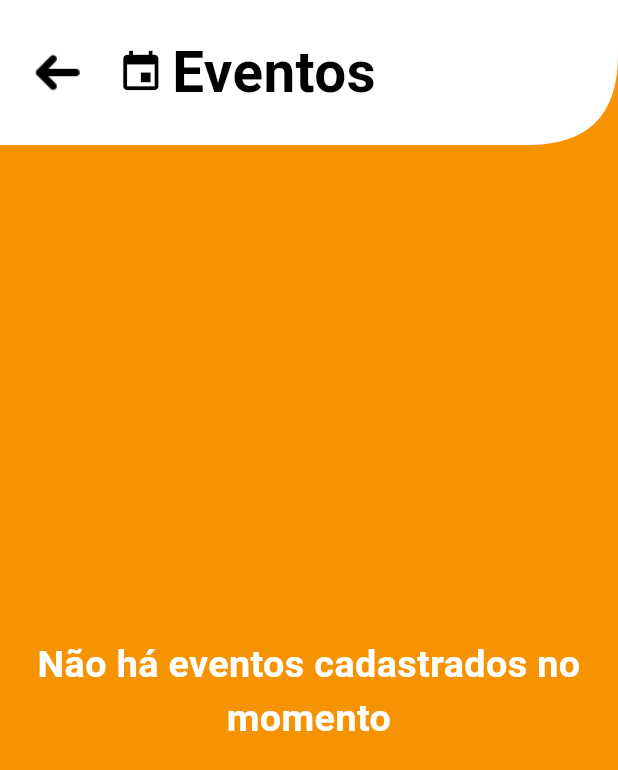
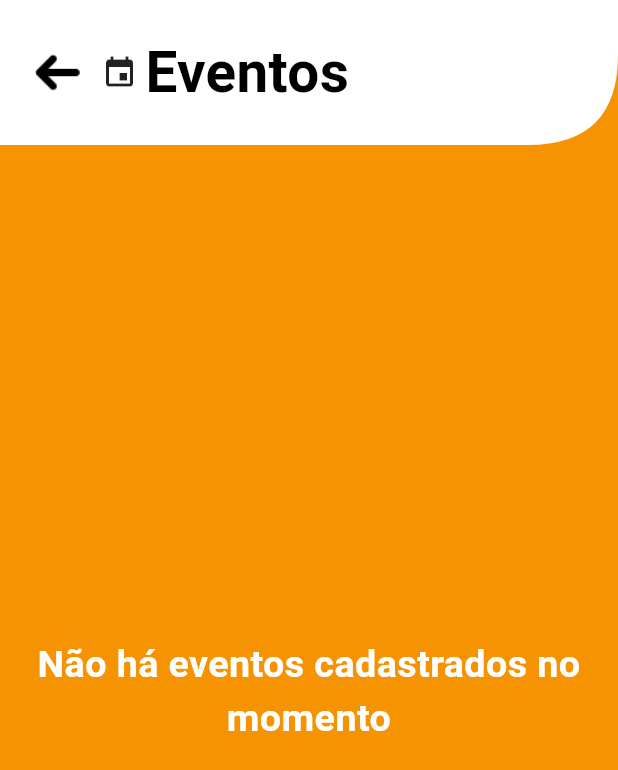
Before and after one commit to LABES-UFPA/boi-marronzinho, a Flutter app: the EventosView screen opened by its route, on a phone screen of 412 x 824 dp. Shown: the top 770 px of the screen. Run offline on Flutter 3.47's test engine with Material 3 defaults, Android fonts, the phone set to English and light mode, and no system bars; drawn by our look-alikes of auto_size_text; our stand-ins replace dio, flutter_native_splash, flutter_screenutil, get, get_storage, image_picker and 2 more; missing offline and left inert: dart_jsonwebtoken, qr_code_scanner; accounts and stored records are empty; network calls fail; key blocks and very long unbroken strings in the code were emptied for the run.

Commit message:
fix/feat: retira localização do card de eventos; google maps abre link do evento;

```diff
--- a/lib/app/modules/componentes/BoiAppBar.dart
+++ b/lib/app/modules/componentes/BoiAppBar.dart
@@ -46,8 +46,9 @@ class BoiAppBar extends StatelessWidget implements PreferredSizeWidget {
                       Get.back();
                     },
                   ),
-                  Icon(
-                    icon,
+                  Visibility(
+                    visible: icon != null,
+                    child: Icon(icon),
                   ),
                   Expanded(
                     child: Row(
--- a/lib/app/modules/home_page/eventos/eventos_controller.dart
+++ b/lib/app/modules/home_page/eventos/eventos_controller.dart
@@ -1,6 +1,7 @@
 import 'package:boi_marronzinho/app/data/controllers/base_controller.dart';
 import 'package:boi_marronzinho/app/data/models/evento/evento.dart';
 import 'package:boi_marronzinho/app/data/repositories/evento/evento_repository.dart';
+import 'package:boi_marronzinho/app/data/util/url.dart';
 import 'package:get/get.dart';
 
 class EventosController extends BaseController {
@@ -33,8 +34,7 @@ class EventosController extends BaseController {
     update();
   }
 
-  // TODO: Precisa abrir o Google Maps aqui
-  onVerLocationPressed() {
-    print("Abre o Google Maps");
+  onVerLocationPressed(Evento evento) {
+    OpenUrl.openGoogleMaps(evento.linkEndereco);
   }
 }
--- a/lib/app/modules/home_page/eventos/eventos_view.dart
+++ b/lib/app/modules/home_page/eventos/eventos_view.dart
@@ -1,4 +1,5 @@
 import 'package:boi_marronzinho/app/data/models/evento/evento.dart';
+import 'package:boi_marronzinho/app/modules/componentes/BoiAppBar.dart';
 import 'package:boi_marronzinho/app/modules/home_page/eventos/eventos_controller.dart';
 import 'package:flutter/material.dart';
 import 'package:get/get.dart';
@@ -16,9 +17,10 @@ class EventosView extends GetView<EventosController> {
   Widget build(BuildContext context) {
     return SafeArea(
         child: Scaffold(
+          appBar: const BoiAppBar(texto: 'Eventos', icon: Icons.event),
           backgroundColor: bgColor,
           body: Obx(() {
-            if (controller.isLoading == true) {
+            if (controller.isLoading.isTrue) {
               return const Center(
                 child: CircularProgressIndicator()
               );
@@ -26,7 +28,7 @@ class EventosView extends GetView<EventosController> {
             if (controller.eventos.isEmpty) {
               return Column(
                 children: [
-                  _buildAppBar(texto: 'Eventos'),
+                  // _buildAppBar(texto: 'Eventos'),
                   Expanded(
                     child: Center(
                       child: Text(
@@ -45,7 +47,7 @@ class EventosView extends GetView<EventosController> {
             }
             return Column(
               children: [
-                _buildAppBar(texto: 'Eventos'),
+                // _buildAppBar(texto: 'Eventos'),
                 Expanded(
                   child: ListView.builder(
                     itemCount: controller.eventos.length,
@@ -102,10 +104,6 @@ class EventosView extends GetView<EventosController> {
                               style: DefaultTextStyle.of(context).style,
                               children: <TextSpan>[
                             const TextSpan(
-                                text: "Localização: ",
-                                style: TextStyle(fontWeight: FontWeight.bold)),
-                            TextSpan(text: "${evento.linkEndereco}\n"),
-                            const TextSpan(
                                 text: "Data: ",
                                 style: TextStyle(fontWeight: FontWeight.bold)),
                             TextSpan(text: " ${ DateFormat('dd/MM/yyyy - HH:mm').format(evento.dataEvento)}hrs\n"),
@@ -120,7 +118,7 @@ class EventosView extends GetView<EventosController> {
             Expanded(
               child: InkWell(
                   // TODO: Abrir Mapa e retirar o print
-                  onTap: () => controller.onVerLocationPressed(),
+                  onTap: () => controller.onVerLocationPressed(evento),
                   child: Container(
                     decoration: BoxDecoration(
                         border: Border(top: BorderSide(width: 1.w))),
@@ -144,11 +142,11 @@ class EventosView extends GetView<EventosController> {
   Widget _buildDetalhesEvento(Evento evento) {
     return SafeArea(
       child: Scaffold(
+        appBar: BoiAppBar(texto: evento.nome, icon: null,),
           backgroundColor: const Color(0xFFBA400A),
           // Column, Padding, Column
           body: Column(
             children: [
-              _buildAppBar(texto: evento.nome),
               // Imagem
               Padding(
                   padding: const EdgeInsets.all(10),
@@ -180,60 +178,4 @@ class EventosView extends GetView<EventosController> {
     );
   }
 
-  Widget _buildAppBar({required String texto}) {
-    return Stack(
-      children: [
-        ClipPath(
-          clipper: AppBarClipper(),
-          child: Container(
-            height: 100.h,
-            decoration: const BoxDecoration(
-              color: Color(0xFFFFFFFF),
-            ),
-            child: Padding(
-              padding: const EdgeInsets.all(10).h,
-              child: Row(
-                children: [
-                  IconButton(
-                    icon: Image.asset(
-                      'assets/images/icons/mingcute_arrow-up-fill.png',
-                      height: 40.h,
-                      width: 40.w,
-                    ),
-                    onPressed: () {
-                      Get.back();
-                    },
-                  ),
-                  Expanded(
-                    child: Row(
-                      mainAxisAlignment: MainAxisAlignment.start,
-                      children: [
-                        SizedBox(width: 10.w),
-                        Icon(
-                          Icons.event,
-                          color: Colors.black,
-                          size: 30.sp,
-                        ),
-                        SizedBox(width: 5.w),
-                        Center(
-                          child: Text(
-                            texto,
-                            style: TextStyle(
-                              fontSize: 36.sp,
-                              fontWeight: FontWeight.bold,
-                              color: Colors.black,
-                            ),
-                          ),
-                        ),
-                      ],
-                    ),
-                  ),
-                ],
-              ),
-            ),
-          ),
-        ),
-      ],
-    );
-  }
 }
```
